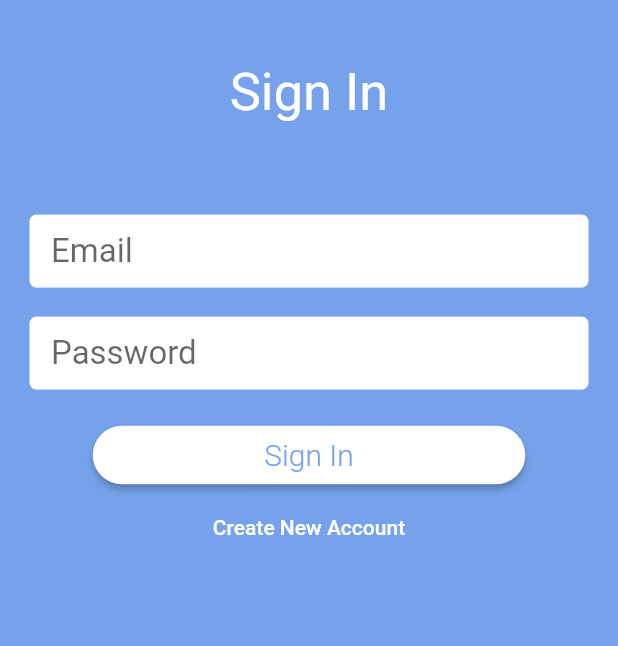
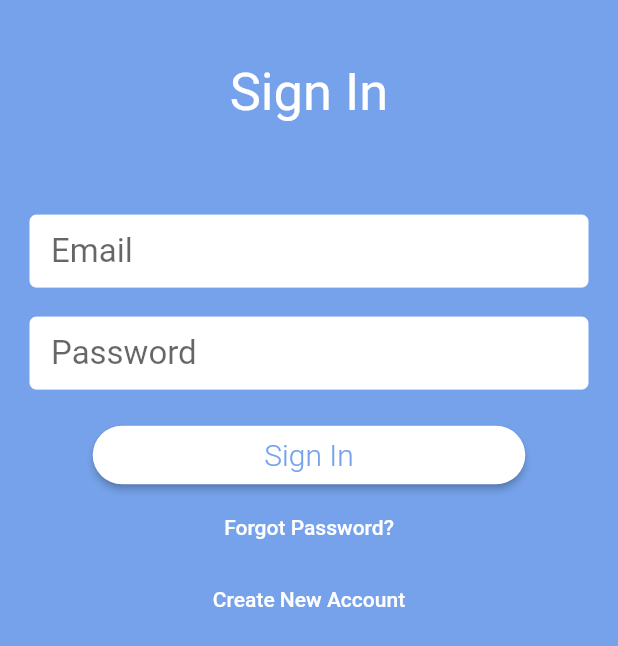
Before and after one commit to oussemabarka/JCI_MEET, a Flutter app: the screen it shows after launch, after a tap on "Sign In", on a phone screen of 412 x 824 dp. Shown: the top 646 px of the screen. Run offline on Flutter 3.47's test engine with Material 2 defaults, Android fonts, the phone set to English and light mode, and no system bars; drawn by our look-alikes of auto_size_text; our stand-ins replace firebase_auth; accounts and stored records are empty.

Commit message:
password reset

```diff
--- a/lib/Views/First_pages.dart
+++ b/lib/Views/First_pages.dart
@@ -63,6 +63,7 @@ class FirstView extends StatelessWidget {
                         primaryButtonRoute: "/signUp",
                         secondaryButtonText: "Maybe Later",
                         secondaryButtonRoute: "/home",
+
                       ),
                     );
                   },
--- a/lib/Views/Sign_up_View.dart
+++ b/lib/Views/Sign_up_View.dart
@@ -3,9 +3,10 @@ import 'package:jci_meet/Services/auth_service.dart';
 import 'package:auto_size_text/auto_size_text.dart';
 import 'package:jci_meet/widgets/provider_widget.dart';
 
+// TODO move this to tone location
 final primaryColor = const Color(0xFF75A2EA);
 
-enum AuthFormType { signIn, signUp }
+enum AuthFormType { signIn, signUp, reset }
 
 class SignUpView extends StatefulWidget {
   final AuthFormType authFormType;
@@ -23,7 +24,7 @@ class _SignUpViewState extends State<SignUpView> {
   _SignUpViewState({this.authFormType});
 
   final formKey = GlobalKey<FormState>();
-  String _email, _password, _name, _error;
+  String _email, _password, _name, _warning;
 
   void switchFormState(String state) {
     formKey.currentState.reset();
@@ -57,6 +58,13 @@ class _SignUpViewState extends State<SignUpView> {
           String uid = await auth.signInWithEmailAndPassword(_email, _password);
           print("Signed In with ID $uid");
           Navigator.of(context).pushReplacementNamed('/home');
+        } else if (authFormType == AuthFormType.reset) {
+          await auth.sendPasswordResetEmail(_email);
+          print("Password reset email sent");
+          _warning = "A password reset link has been sent to $_email";
+          setState(() {
+            authFormType = AuthFormType.signIn;
+          });
         } else {
           String uid = await auth.createUserWithEmailAndPassword(
               _email, _password, _name);
@@ -66,7 +74,7 @@ class _SignUpViewState extends State<SignUpView> {
       } catch (e) {
         print(e);
         setState(() {
-          _error = e.message;
+          _warning = e.message;
         });
       }
     }
@@ -107,7 +115,7 @@ class _SignUpViewState extends State<SignUpView> {
   }
 
   Widget showAlert() {
-    if (_error != null) {
+    if (_warning != null) {
       return Container(
         color: Colors.amberAccent,
         width: double.infinity,
@@ -120,7 +128,7 @@ class _SignUpViewState extends State<SignUpView> {
             ),
             Expanded(
               child: AutoSizeText(
-                _error,
+                _warning,
                 maxLines: 3,
               ),
             ),
@@ -130,7 +138,7 @@ class _SignUpViewState extends State<SignUpView> {
                 icon: Icon(Icons.close),
                 onPressed: () {
                   setState(() {
-                    _error = null;
+                    _warning = null;
                   });
                 },
               ),
@@ -148,6 +156,8 @@ class _SignUpViewState extends State<SignUpView> {
     String _headerText;
     if (authFormType == AuthFormType.signUp) {
       _headerText = "Create New Account";
+    } else if (authFormType == AuthFormType.reset) {
+      _headerText = "Reset Password";
     } else {
       _headerText = "Sign In";
     }
@@ -164,6 +174,18 @@ class _SignUpViewState extends State<SignUpView> {
 
   List<Widget> buildInputs() {
     List<Widget> textFields = [];
+    if (authFormType == AuthFormType.reset) {
+      textFields.add(
+        TextFormField(
+          validator: EmailValidator.validate,
+          style: TextStyle(fontSize: 22.0),
+          decoration: buildSignUpInputDecoration("Email"),
+          onSaved: (value) => _email = value,
+        ),
+      );
+      textFields.add(SizedBox(height: 20));
+      return textFields;
+    }
 
     // if were in the sign up state add name
     if (authFormType == AuthFormType.signUp) {
@@ -217,11 +239,17 @@ class _SignUpViewState extends State<SignUpView> {
 
   List<Widget> buildButtons() {
     String _switchButtonText, _newFormState, _submitButtonText;
+    bool _showForgotPassword = false;
 
     if (authFormType == AuthFormType.signIn) {
       _switchButtonText = "Create New Account";
       _newFormState = "signUp";
       _submitButtonText = "Sign In";
+      _showForgotPassword = true;
+    } else if (authFormType == AuthFormType.reset) {
+      _switchButtonText = "Return to Sign In";
+      _newFormState = "signIn";
+      _submitButtonText = "Submit";
     } else {
       _switchButtonText = "Have an Account? Sign In";
       _newFormState = "signIn";
@@ -246,6 +274,7 @@ class _SignUpViewState extends State<SignUpView> {
           onPressed: submit,
         ),
       ),
+      showForgotPassword(_showForgotPassword),
       FlatButton(
         child: Text(
           _switchButtonText,
@@ -257,4 +286,21 @@ class _SignUpViewState extends State<SignUpView> {
       )
     ];
   }
+
+  Widget showForgotPassword(bool visible) {
+    return Visibility(
+      child: FlatButton(
+        child: Text(
+          "Forgot Password?",
+          style: TextStyle(color: Colors.white),
+        ),
+        onPressed: () {
+          setState(() {
+            authFormType = AuthFormType.reset;
+          });
+        },
+      ),
+      visible: visible,
+    );
+  }
 }
--- a/lib/home_page.dart
+++ b/lib/home_page.dart
@@ -1,5 +1,5 @@
 import 'package:flutter/material.dart';
-import 'pages.dart';
+import 'package:jci_meet/Views/Profile_view.dart';
 import 'package:jci_meet/Views/Home_View.dart';
 import 'package:jci_meet/widgets/provider_widget.dart';
 import 'package:jci_meet/Services/auth_service.dart';
@@ -14,8 +14,7 @@ class _HomeState extends State<Home> {
   int _currentIndex = 0;
   final List<Widget> _children = [
     HomeView(),
-
-    Pofile(),
+    PofileView(),
   ];
 
   @override
--- a/lib/main.dart
+++ b/lib/main.dart
@@ -4,6 +4,7 @@ import 'package:jci_meet/Views/First_pages.dart';
 import 'package:jci_meet/Services/auth_service.dart';
 import 'package:jci_meet/widgets/provider_widget.dart';
 import 'package:jci_meet/Views/Sign_up_View.dart';
+
 void main() {
   runApp(MyApp());
 }
```
Also changed, not shown: lib/Services/auth_service.dart (+6 -1 lines), lib/Views/Profile_view.dart (renamed from lib/pages.dart, +2 -7 lines).
